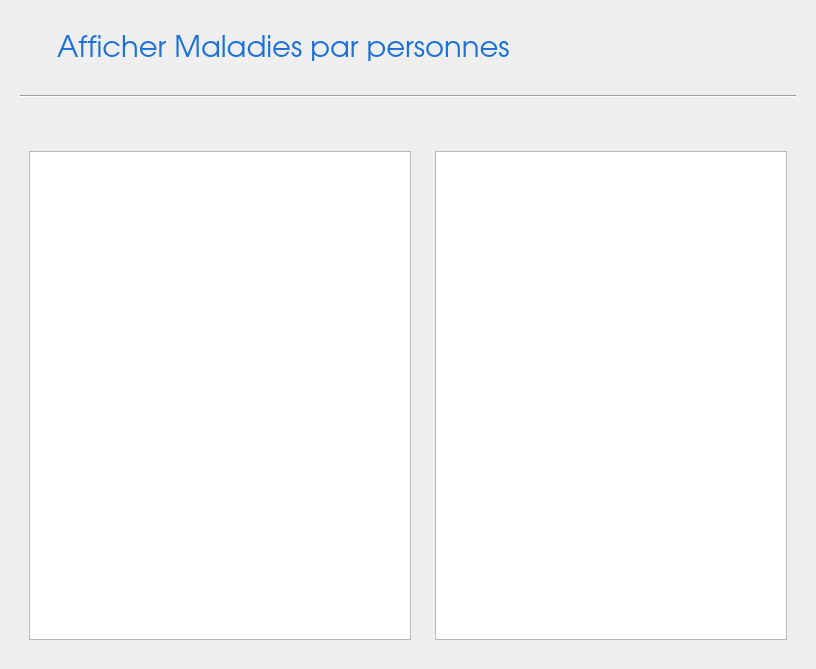
The window that Maladie/Afficher/afficherPersonnes.ui (Mindblownserver/mini-project) describes before a commit, drawn with Qt 5.
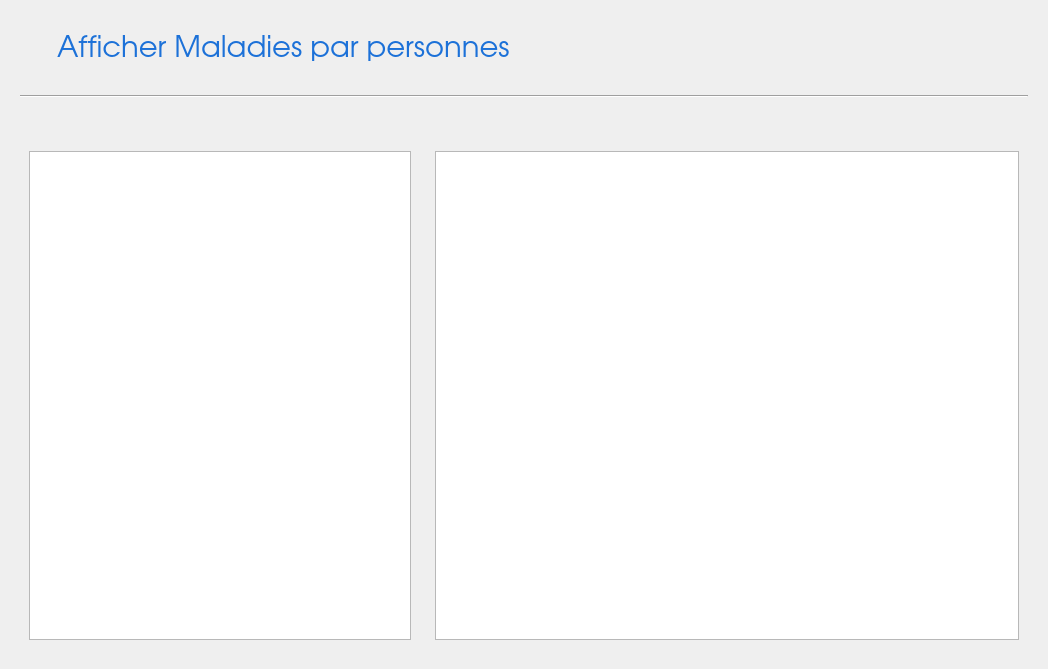
The same window after the commit. Icons and pictures are not drawn.

```diff
--- a/Maladie/Afficher/afficherPersonnes.ui
+++ b/Maladie/Afficher/afficherPersonnes.ui
@@ -6,7 +6,7 @@
    <rect>
     <x>0</x>
     <y>0</y>
-    <width>816</width>
+    <width>1048</width>
     <height>669</height>
    </rect>
   </property>
```
